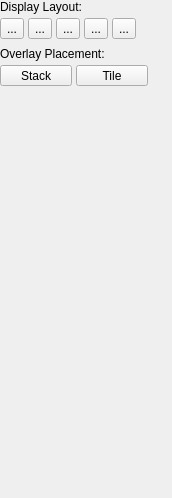
Before: the Qt Designer form GUI/Qt/Components/DisplayLayoutInspector.ui in pyushkevich/itksnap, drawn with Qt 5.
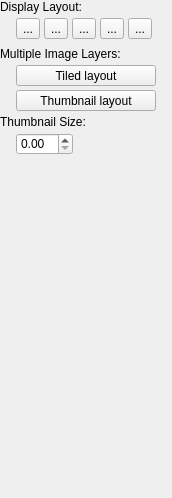
After: the same form once the commit is applied. Icons and pictures are not drawn.

Commit message: Fixed VTK renderer font sizes for retina display

Patch:
```diff
--- a/GUI/Qt/Components/DisplayLayoutInspector.ui
+++ b/GUI/Qt/Components/DisplayLayoutInspector.ui
@@ -62,7 +62,7 @@
        <enum>QLayout::SetMaximumSize</enum>
       </property>
       <property name="leftMargin">
-       <number>0</number>
+       <number>16</number>
       </property>
       <property name="topMargin">
        <number>0</number>
@@ -229,15 +229,13 @@
      <property name="font">
       <font>
        <pointsize>-1</pointsize>
-       <weight>50</weight>
-       <bold>false</bold>
       </font>
      </property>
      <property name="styleSheet">
       <string notr="true"/>
      </property>
      <property name="text">
-      <string>Overlay Placement:</string>
+      <string>Multiple Image Layers:</string>
      </property>
     </widget>
    </item>
@@ -248,12 +246,12 @@
        <pointsize>-1</pointsize>
       </font>
      </property>
-     <layout class="QHBoxLayout" name="horizontalLayout_2">
+     <layout class="QVBoxLayout" name="verticalLayout_2">
       <property name="spacing">
        <number>4</number>
       </property>
       <property name="leftMargin">
-       <number>0</number>
+       <number>16</number>
       </property>
       <property name="topMargin">
        <number>0</number>
@@ -264,42 +262,16 @@
       <property name="bottomMargin">
        <number>0</number>
       </property>
-      <item>
-       <widget class="QToolButton" name="btnStack">
-        <property name="minimumSize">
-         <size>
-          <width>72</width>
-          <height>0</height>
-         </size>
-        </property>
-        <property name="text">
-         <string>Stack</string>
-        </property>
-        <property name="icon">
-         <iconset resource="../Resources/SNAPResources.qrc">
-          <normaloff>:/root/layout_overlay_16.png</normaloff>:/root/layout_overlay_16.png</iconset>
-        </property>
-        <property name="checkable">
-         <bool>true</bool>
-        </property>
-        <property name="autoExclusive">
-         <bool>true</bool>
-        </property>
-        <property name="toolButtonStyle">
-         <enum>Qt::ToolButtonTextBesideIcon</enum>
-        </property>
-       </widget>
-      </item>
       <item>
        <widget class="QToolButton" name="btnTile">
         <property name="minimumSize">
          <size>
-          <width>72</width>
+          <width>140</width>
           <height>0</height>
          </size>
         </property>
         <property name="text">
-         <string>Tile</string>
+         <string>Tiled layout</string>
         </property>
         <property name="icon">
          <iconset resource="../Resources/SNAPResources.qrc">
@@ -315,6 +287,77 @@
          <enum>Qt::ToolButtonTextBesideIcon</enum>
         </property>
        </widget>
+      </item>
+      <item>
+       <widget class="QToolButton" name="btnStack">
+        <property name="sizePolicy">
+         <sizepolicy hsizetype="Fixed" vsizetype="Fixed">
+          <horstretch>0</horstretch>
+          <verstretch>0</verstretch>
+         </sizepolicy>
+        </property>
+        <property name="minimumSize">
+         <size>
+          <width>140</width>
+          <height>0</height>
+         </size>
+        </property>
+        <property name="toolTip">
+         <string>&lt;html&gt;&lt;head/&gt;&lt;body&gt;&lt;p&gt;In &lt;span style=&quot; font-weight:600;&quot;&gt;thumbnail&lt;/span&gt; layout, one image layer occupies most of the available screen space, and other loaded image layers are shown as thumbnails.&lt;/p&gt;&lt;/body&gt;&lt;/html&gt;</string>
+        </property>
+        <property name="text">
+         <string>Thumbnail layout</string>
+        </property>
+        <property name="icon">
+         <iconset resource="../Resources/SNAPResources.qrc">
+          <normaloff>:/root/layout_thumb_16.png</normaloff>:/root/layout_thumb_16.png</iconset>
+        </property>
+        <property name="checkable">
+         <bool>true</bool>
+        </property>
+        <property name="autoExclusive">
+         <bool>true</bool>
+        </property>
+        <property name="toolButtonStyle">
+         <enum>Qt::ToolButtonTextBesideIcon</enum>
+        </property>
+       </widget>
+      </item>
+     </layout>
+    </widget>
+   </item>
+   <item>
+    <widget class="QLabel" name="label_3">
+     <property name="font">
+      <font>
+       <pointsize>-1</pointsize>
+      </font>
+     </property>
+     <property name="styleSheet">
+      <string notr="true"/>
+     </property>
+     <property name="text">
+      <string>Thumbnail Size:</string>
+     </property>
+    </widget>
+   </item>
+   <item>
+    <widget class="QWidget" name="grpThumbnailSize" native="true">
+     <layout class="QHBoxLayout" name="horizontalLayout_2">
+      <property name="leftMargin">
+       <number>16</number>
+      </property>
+      <property name="topMargin">
+       <number>0</number>
+      </property>
+      <property name="rightMargin">
+       <number>0</number>
+      </property>
+      <property name="bottomMargin">
+       <number>0</number>
+      </property>
+      <item>
+       <widget class="QDoubleSpinBox" name="inThumbSize"/>
       </item>
       <item>
        <spacer name="horizontalSpacer_2">
```
Left out of the diff: 15 changed lines with no effect on the pictures. The commit also changes 45 other files.
